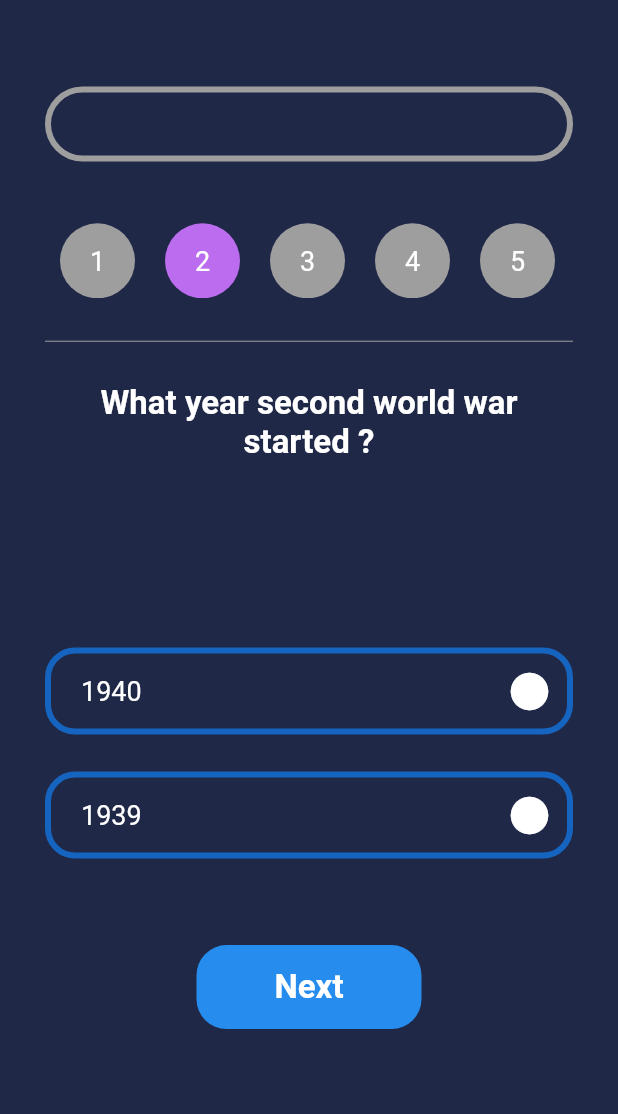
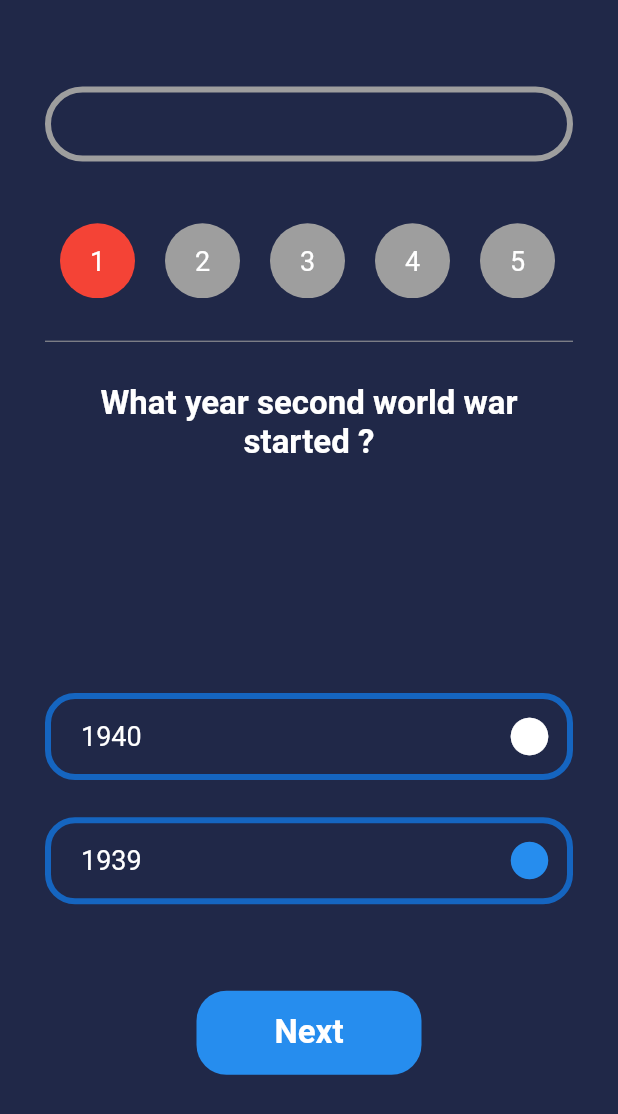
Before and after one commit to sinaziaee/flutter_bootcamp, a Flutter app: the screen it shows after launch, after a tap on "Next", on a phone screen of 412 x 824 dp. Shown: the top 1114 px of the screen. Run offline on Flutter 3.47's test engine with Material 2 defaults, Android fonts, the phone set to English and light mode, and no system bars; our stand-ins replace just_audio.

Commit message:
completed p_05 functionality

```diff
--- a/p_05_quizno/lib/main.dart
+++ b/p_05_quizno/lib/main.dart
@@ -18,8 +18,19 @@ class MyApp extends StatefulWidget {
 class _MyAppState extends State<MyApp> {
   late Size size;
 
-  int questionNumber = 0;
+  int currentQuestionNumber = 0;
   bool isOnePressed = false;
+
+  List statusList = [];
+
+  @override
+  void initState() {
+    super.initState();
+    for (int i = 0; i < testList.length; i++) {
+      statusList.add(0);
+    }
+    print(statusList);
+  }
 
   @override
   Widget build(BuildContext context) {
@@ -63,8 +74,10 @@ class _MyAppState extends State<MyApp> {
                 SizedBox(
                   height: size.height * 0.025,
                 ),
-                Text(
-                  testList[questionNumber].question,
+                Container(
+                  height: size.height * 0.25,
+                  child: Text(
+                    testList[currentQuestionNumber].question,
                     textAlign: TextAlign.center,
                     style: TextStyle(
                       color: Colors.white,
@@ -72,14 +85,12 @@ class _MyAppState extends State<MyApp> {
                       fontWeight: FontWeight.bold,
                     ),
                   ),
-                SizedBox(
-                  height: size.height * 0.15,
                 ),
-                answerContainer(testList[questionNumber].answer1, 1),
+                answerContainer(testList[currentQuestionNumber].answer1, 1),
                 SizedBox(
                   height: size.height * 0.03,
                 ),
-                answerContainer(testList[questionNumber].answer2, 2),
+                answerContainer(testList[currentQuestionNumber].answer2, 2),
                 SizedBox(
                   height: size.height * 0.07,
                 ),
@@ -130,14 +141,33 @@ class _MyAppState extends State<MyApp> {
   }
 
   Widget questionContainer(int num) {
+    // statusList -> 0, true, false
+    Color color = Colors.grey;
     int temp = num - 1;
+    int size = testList.length;
+    // if current question and not last question and last question status is not 0
+    if (temp == currentQuestionNumber &&
+        temp != size - 1 &&
+        statusList[size - 1] != 0) {
+      color = kPurpleColor;
+    } //
+    else {
+      if (statusList[temp] == true) {
+        color = Colors.green;
+      } //
+      else if (statusList[temp] == false) {
+        color = Colors.red;
+      } else {
+        // pass
+      }
+    }
     return Container(
       margin: EdgeInsets.symmetric(horizontal: 10),
       height: 50,
       width: 50,
       decoration: BoxDecoration(
         shape: BoxShape.circle,
-        color: (temp == questionNumber) ? kPurpleColor : Colors.grey,
+        color: color,
       ),
       child: Center(
         child: Text(
@@ -154,17 +184,15 @@ class _MyAppState extends State<MyApp> {
   Widget answerContainer(String answer, int num) {
     return InkWell(
       onTap: () {
-        if(num == 1){
+        if (num == 1) {
           setState(() {
             isOnePressed = true;
           });
-        }
-        else if(num == 2){
+        } else if (num == 2) {
           setState(() {
             isOnePressed = false;
           });
-        }
-        else {
+        } else {
           // handle later
         }
       },
@@ -190,9 +218,41 @@ class _MyAppState extends State<MyApp> {
                   ),
                 ),
               ),
+              // if (num == 1) ...[
+              //   if (isOnePressed) ...[
+              //     Icon(
+              //       Icons.brightness_1_rounded,
+              //       color: kLightBlueColor,
+              //       size: 30,
+              //     ),
+              //   ] else ...[
+              //     Icon(
+              //       Icons.brightness_1_rounded,
+              //       color: Colors.white,
+              //       size: 30,
+              //     ),
+              //   ]
+              // ] else ...[
+              //   if (isOnePressed) ...[
+              //     Icon(
+              //       Icons.brightness_1_rounded,
+              //       color: Colors.white,
+              //       size: 30,
+              //     ),
+              //   ] else ...[
+              //     Icon(
+              //       Icons.brightness_1_rounded,
+              //       color: kLightBlueColor,
+              //       size: 30,
+              //     ),
+              //   ]
+              // ],
+
               Icon(
                 Icons.brightness_1_rounded,
-                color: (isOnePressed && num == 1) ? kLightBlueColor : Colors.white,
+                color: (isOnePressed && num == 1 || !isOnePressed && num == 2)
+                    ? kLightBlueColor
+                    : Colors.white,
                 size: 30,
               ),
             ],
@@ -203,14 +263,20 @@ class _MyAppState extends State<MyApp> {
   }
 
   void onNextPressed() {
-    if (questionNumber + 1 >= 10) {
+    checkAnswer();
+    if (currentQuestionNumber + 1 >= 10) {
       // pass
     } //
     else {
-      setState(() {
-        questionNumber++;
-      });
+      currentQuestionNumber++;
     }
-    print(questionNumber);
+    setState(() {});
+  }
+
+  void checkAnswer() {
+    int myAnswer = (isOnePressed) ? 1 : 2;
+    bool status = testList[currentQuestionNumber].isRight(myAnswer);
+    statusList[currentQuestionNumber] = status;
+    print(statusList);
   }
 }
--- a/p_05_quizno/lib/models/question.dart
+++ b/p_05_quizno/lib/models/question.dart
@@ -10,7 +10,10 @@ class Question {
   Question(this.question, this.answer1, this.answer2, this.trueAnswer);
 
   bool isRight(int num) {
-    if (num != 1 || num != 2) {
+    if (num == 1 || num == 2) {
+      // pass
+    }
+    else {
       return false;
     }
     // true answer -> 1
```
Lines whose indentation alone changed are shown as unchanged.
